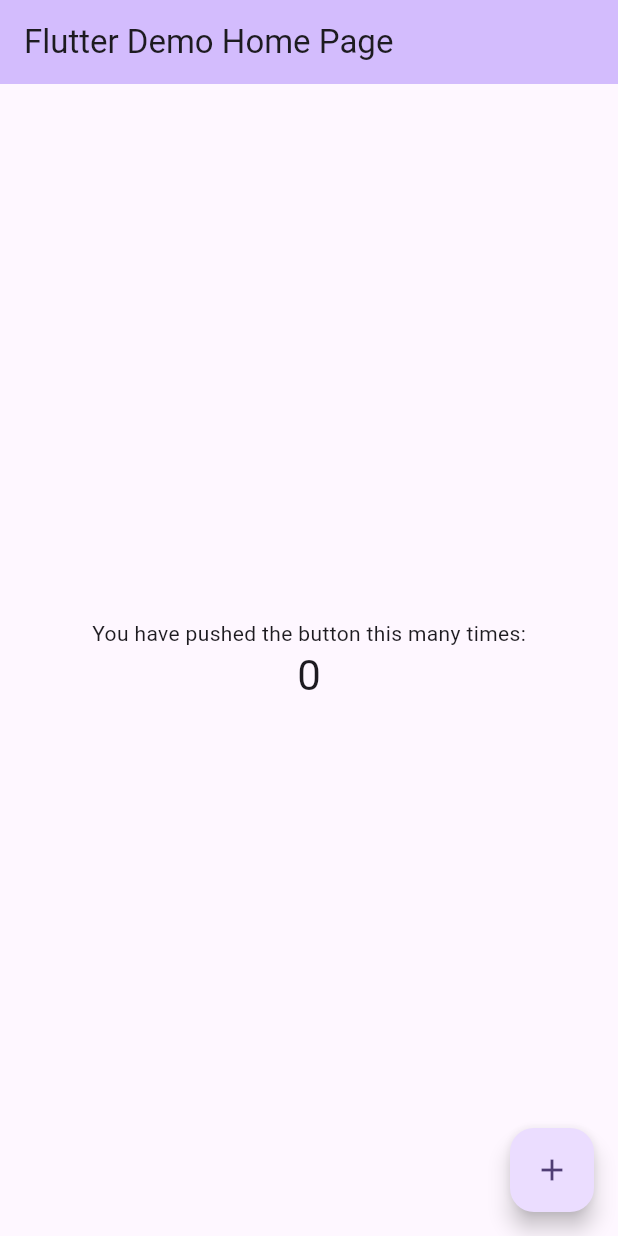
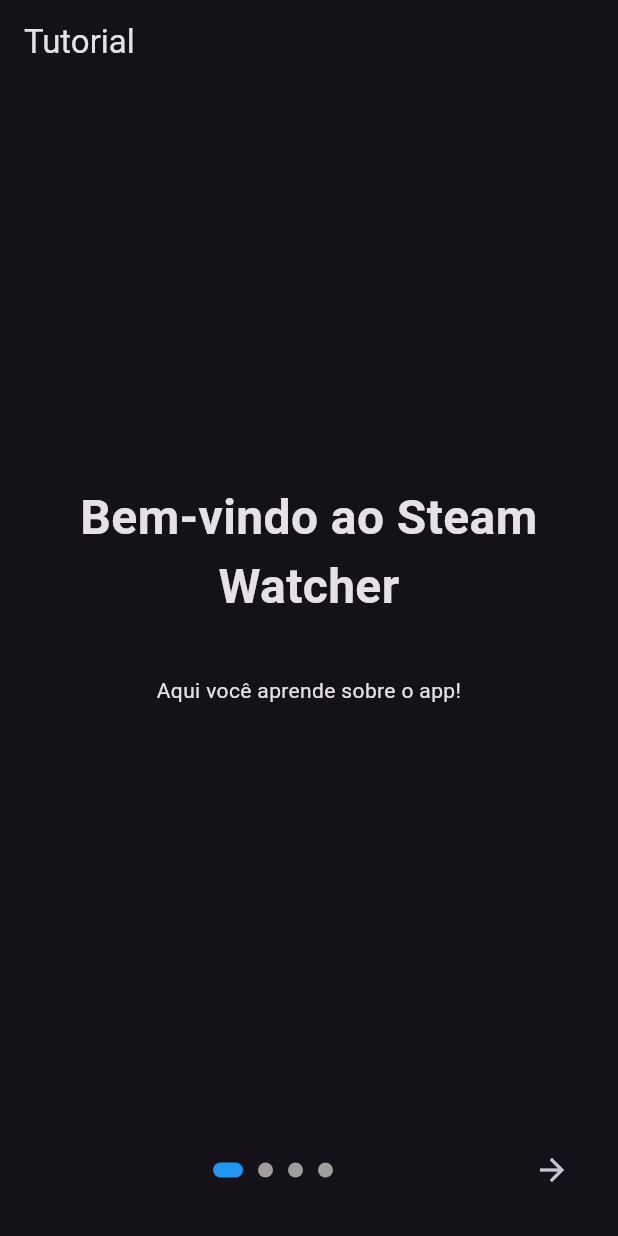
Before and after one commit to cfrdlima/steam_watcher, a Flutter app: the screen it shows after launch, on a phone screen of 412 x 824 dp. Run offline on Flutter 3.47's test engine with Material 3 defaults, Android fonts, the phone set to English and light mode, and no system bars; our stand-ins replace shared_preferences.

Commit message:
fix: mudanca para clean architecture

```diff
--- a/lib/main.dart
+++ b/lib/main.dart
@@ -1,122 +1,19 @@
 import 'package:flutter/material.dart';
+import 'package:steam_watcher/presentation/screens/splash_screen.dart';
 
 void main() {
-  runApp(const MyApp());
+  runApp(MyApp());
 }
 
 class MyApp extends StatelessWidget {
-  const MyApp({super.key});
-
-  // This widget is the root of your application.
   @override
   Widget build(BuildContext context) {
     return MaterialApp(
-      title: 'Flutter Demo',
-      theme: ThemeData(
-        // This is the theme of your application.
-        //
-        // TRY THIS: Try running your application with "flutter run". You'll see
-        // the application has a purple toolbar. Then, without quitting the app,
-        // try changing the seedColor in the colorScheme below to Colors.green
-        // and then invoke "hot reload" (save your changes or press the "hot
-        // reload" button in a Flutter-supported IDE, or press "r" if you used
-        // the command line to start the app).
-        //
-        // Notice that the counter didn't reset back to zero; the application
-        // state is not lost during the reload. To reset the state, use hot
-        // restart instead.
-        //
-        // This works for code too, not just values: Most code changes can be
-        // tested with just a hot reload.
-        colorScheme: ColorScheme.fromSeed(seedColor: Colors.deepPurple),
-      ),
-      home: const MyHomePage(title: 'Flutter Demo Home Page'),
+      debugShowCheckedModeBanner: false,
+      title: 'Steam Watcher',
+      theme: ThemeData.dark(),
+      themeMode: ThemeMode.dark, // Força o tema escuro
+      home: SplashScreen(),
     );
   }
 }
-
-class MyHomePage extends StatefulWidget {
-  const MyHomePage({super.key, required this.title});
-
-  // This widget is the home page of your application. It is stateful, meaning
-  // that it has a State object (defined below) that contains fields that affect
-  // how it looks.
-
-  // This class is the configuration for the state. It holds the values (in this
-  // case the title) provided by the parent (in this case the App widget) and
-  // used by the build method of the State. Fields in a Widget subclass are
-  // always marked "final".
-
-  final String title;
-
-  @override
-  State<MyHomePage> createState() => _MyHomePageState();
-}
-
-class _MyHomePageState extends State<MyHomePage> {
-  int _counter = 0;
-
-  void _incrementCounter() {
-    setState(() {
-      // This call to setState tells the Flutter framework that something has
-      // changed in this State, which causes it to rerun the build method below
-      // so that the display can reflect the updated values. If we changed
-      // _counter without calling setState(), then the build method would not be
-      // called again, and so nothing would appear to happen.
-      _counter++;
-    });
-  }
-
-  @override
-  Widget build(BuildContext context) {
-    // This method is rerun every time setState is called, for instance as done
-    // by the _incrementCounter method above.
-    //
-    // The Flutter framework has been optimized to make rerunning build methods
-    // fast, so that you can just rebuild anything that needs updating rather
-    // than having to individually change instances of widgets.
-    return Scaffold(
-      appBar: AppBar(
-        // TRY THIS: Try changing the color here to a specific color (to
-        // Colors.amber, perhaps?) and trigger a hot reload to see the AppBar
-        // change color while the other colors stay the same.
-        backgroundColor: Theme.of(context).colorScheme.inversePrimary,
-        // Here we take the value from the MyHomePage object that was created by
-        // the App.build method, and use it to set our appbar title.
-        title: Text(widget.title),
-      ),
-      body: Center(
-        // Center is a layout widget. It takes a single child and positions it
-        // in the middle of the parent.
-        child: Column(
-          // Column is also a layout widget. It takes a list of children and
-          // arranges them vertically. By default, it sizes itself to fit its
-          // children horizontally, and tries to be as tall as its parent.
-          //
-          // Column has various properties to control how it sizes itself and
-          // how it positions its children. Here we use mainAxisAlignment to
-          // center the children vertically; the main axis here is the vertical
-          // axis because Columns are vertical (the cross axis would be
-          // horizontal).
-          //
-          // TRY THIS: Invoke "debug painting" (choose the "Toggle Debug Paint"
-          // action in the IDE, or press "p" in the console), to see the
-          // wireframe for each widget.
-          mainAxisAlignment: MainAxisAlignment.center,
-          children: <Widget>[
-            const Text('You have pushed the button this many times:'),
-            Text(
-              '$_counter',
-              style: Theme.of(context).textTheme.headlineMedium,
-            ),
-          ],
-        ),
-      ),
-      floatingActionButton: FloatingActionButton(
-        onPressed: _incrementCounter,
-        tooltip: 'Increment',
-        child: const Icon(Icons.add),
-      ), // This trailing comma makes auto-formatting nicer for build methods.
-    );
-  }
-}
--- /dev/null
+++ b/lib/presentation/screens/home_screen.dart
@@ -0,0 +1,11 @@
+import 'package:flutter/material.dart';
+
+class HomeScreen extends StatelessWidget {
+  @override
+  Widget build(BuildContext context) {
+    return Scaffold(
+      appBar: AppBar(title: Text("Steam Watcher")),
+      body: Center(child: Text("Acompanhe atualizações dos seus jogos! 🚀")),
+    );
+  }
+}
--- /dev/null
+++ b/lib/presentation/screens/splash_screen.dart
@@ -0,0 +1,201 @@
+import 'package:flutter/material.dart';
+import 'package:shared_preferences/shared_preferences.dart';
+import 'login_screen.dart';
+
+void main() {
+  runApp(MyApp());
+}
+
+class MyApp extends StatelessWidget {
+  @override
+  Widget build(BuildContext context) {
+    return MaterialApp(
+      debugShowCheckedModeBanner: false,
+      title: 'Steam Watcher',
+      theme: ThemeData.dark(), // Tema escuro global
+      themeMode:
+          ThemeMode
+              .dark, // Força o tema escuro, independentemente das configurações do sistema
+      home: SplashScreen(),
+    );
+  }
+}
+
+class SplashScreen extends StatefulWidget {
+  @override
+  _SplashScreenState createState() => _SplashScreenState();
+}
+
+class _SplashScreenState extends State<SplashScreen> {
+  bool _isFirstTime = true;
+
+  @override
+  void initState() {
+    super.initState();
+    _checkFirstTime();
+  }
+
+  // Função para verificar se o usuário já viu o tutorial
+  _checkFirstTime() async {
+    SharedPreferences prefs = await SharedPreferences.getInstance();
+    bool? isFirstTime = prefs.getBool('isFirstTime');
+    if (isFirstTime == null || isFirstTime) {
+      prefs.setBool('isFirstTime', false);
+      _isFirstTime = true;
+    } else {
+      _isFirstTime = false;
+    }
+    setState(() {});
+  }
+
+  @override
+  Widget build(BuildContext context) {
+    return Scaffold(
+      body:
+          _isFirstTime
+              ? OnboardingScreen()
+              : LoginScreen(), // Condição para mostrar o tutorial ou a tela de login
+    );
+  }
+}
+
+class OnboardingScreen extends StatefulWidget {
+  @override
+  _OnboardingScreenState createState() => _OnboardingScreenState();
+}
+
+class _OnboardingScreenState extends State<OnboardingScreen> {
+  final PageController _pageController = PageController();
+  int _currentPage = 0;
+
+  // Função para navegar entre as páginas
+  void _onPageChanged(int page) {
+    setState(() {
+      _currentPage = page;
+    });
+  }
+
+  // Função para avançar para a tela de login
+  void _onSkip() {
+    Navigator.pushReplacement(
+      context,
+      MaterialPageRoute(builder: (context) => LoginScreen()),
+    );
+  }
+
+  @override
+  Widget build(BuildContext context) {
+    return Scaffold(
+      backgroundColor:
+          Theme.of(
+            context,
+          ).scaffoldBackgroundColor, // Garante que o fundo siga o tema
+      appBar: AppBar(
+        title: Text("Tutorial"),
+        backgroundColor:
+            Theme.of(context)
+                .appBarTheme
+                .backgroundColor, // Aplica o fundo do appBar com o tema
+      ),
+      body: Column(
+        children: [
+          Expanded(
+            child: PageView(
+              controller: _pageController,
+              onPageChanged: _onPageChanged,
+              children: [
+                _buildPage(
+                  'Bem-vindo ao Steam Watcher',
+                  'Aqui você aprende sobre o app!',
+                ),
+                _buildPage('Página 2', 'Como usar a funcionalidade A'),
+                _buildPage('Página 3', 'Como usar a funcionalidade B'),
+                _buildPage('Página 4', 'Vamos começar a usar o app!'),
+              ],
+            ),
+          ),
+          Padding(
+            padding: const EdgeInsets.all(20.0),
+            child: Row(
+              mainAxisAlignment: MainAxisAlignment.spaceBetween,
+              children: [
+                _currentPage == 3
+                    ? TextButton(
+                      onPressed: _onSkip,
+                      child: Text('Ir para Login'),
+                    )
+                    : SizedBox(),
+                Row(
+                  children: List.generate(4, (index) {
+                    return AnimatedContainer(
+                      duration: Duration(milliseconds: 200),
+                      margin: EdgeInsets.symmetric(horizontal: 5.0),
+                      height: 10.0,
+                      width: _currentPage == index ? 20.0 : 10.0,
+                      decoration: BoxDecoration(
+                        color:
+                            _currentPage == index ? Colors.blue : Colors.grey,
+                        borderRadius: BorderRadius.circular(5.0),
+                      ),
+                    );
+                  }),
+                ),
+                _currentPage == 3
+                    ? TextButton(
+                      onPressed: _onSkip,
+                      child: Text('Ir para Login'),
+                    )
+                    : IconButton(
+                      icon: Icon(Icons.arrow_forward),
+                      onPressed: () {
+                        if (_currentPage < 3) {
+                          _pageController.nextPage(
+                            duration: Duration(milliseconds: 300),
+                            curve: Curves.easeInOut,
+                          );
+                        } else {
+                          _onSkip();
+                        }
+                      },
+                    ),
+              ],
+            ),
+          ),
+        ],
+      ),
+    );
+  }
+
+  // Função para criar as páginas do tutorial
+  Widget _buildPage(String title, String description) {
+    return Column(
+      mainAxisAlignment: MainAxisAlignment.center,
+      children: [
+        Text(
+          title,
+          style: TextStyle(fontSize: 32, fontWeight: FontWeight.bold),
+          textAlign: TextAlign.center,
+        ),
+        SizedBox(height: 36),
+        Text(description, textAlign: TextAlign.center),
+      ],
+    );
+  }
+}
+
+class LoginScreen extends StatelessWidget {
+  @override
+  Widget build(BuildContext context) {
+    return Scaffold(
+      appBar: AppBar(title: Text('Login')),
+      body: Center(
+        child: ElevatedButton(
+          onPressed: () {
+            // Ação para realizar o login
+          },
+          child: Text('Entrar'),
+        ),
+      ),
+    );
+  }
+}
```
Also changed, not shown: lib/presentation/screens/login_screen.dart (added, +83 -0 lines), pubspec.yaml (+5 -82 lines), lib/models/game_update.dart (deleted), lib/providers/notification_service.dart (deleted), lib/screens/game_details_screen.dart (deleted), lib/screens/home_screen.dart (deleted), lib/services/notification_service.dart (deleted), lib/services/steam_api_service.dart (deleted), pubspec.lock, 1 other file.
